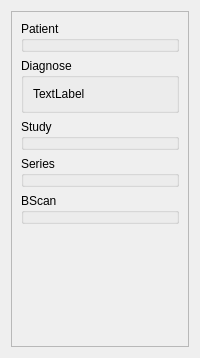
Above: ui/octinformations.ui from neurodial/OCT-Marker before the change. Below: the same form after it.
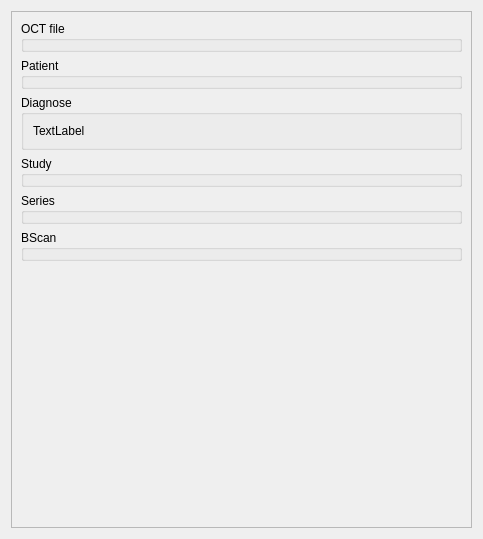
That is the form after the change.

Patch:
```diff
--- a/ui/octinformations.ui
+++ b/ui/octinformations.ui
@@ -2,6 +2,14 @@
 <ui version="4.0">
  <class>UiOctInformations</class>
  <widget class="QWidget" name="UiOctInformations">
+  <property name="geometry">
+   <rect>
+    <x>0</x>
+    <y>0</y>
+    <width>483</width>
+    <height>539</height>
+   </rect>
+  </property>
    <layout class="QVBoxLayout" name="verticalLayout">
     <item>
      <widget class="QScrollArea" name="scrollArea">
@@ -16,11 +24,18 @@
         <rect>
          <x>0</x>
          <y>0</y>
-         <width>278</width>
-         <height>468</height>
+        <width>467</width>
+        <height>523</height>
         </rect>
        </property>
        <layout class="QVBoxLayout" name="verticalLayout_2">
+       <item>
+        <widget class="QGroupBox" name="groupBoxOctFile">
+         <property name="title">
+          <string>OCT file</string>
+         </property>
+        </widget>
+       </item>
         <item>
          <widget class="QGroupBox" name="groupBoxPatient">
           <property name="title">
```
Left out of the diff: 1 changed line with no effect on the pictures. Lines whose indentation alone changed are shown as unchanged.
